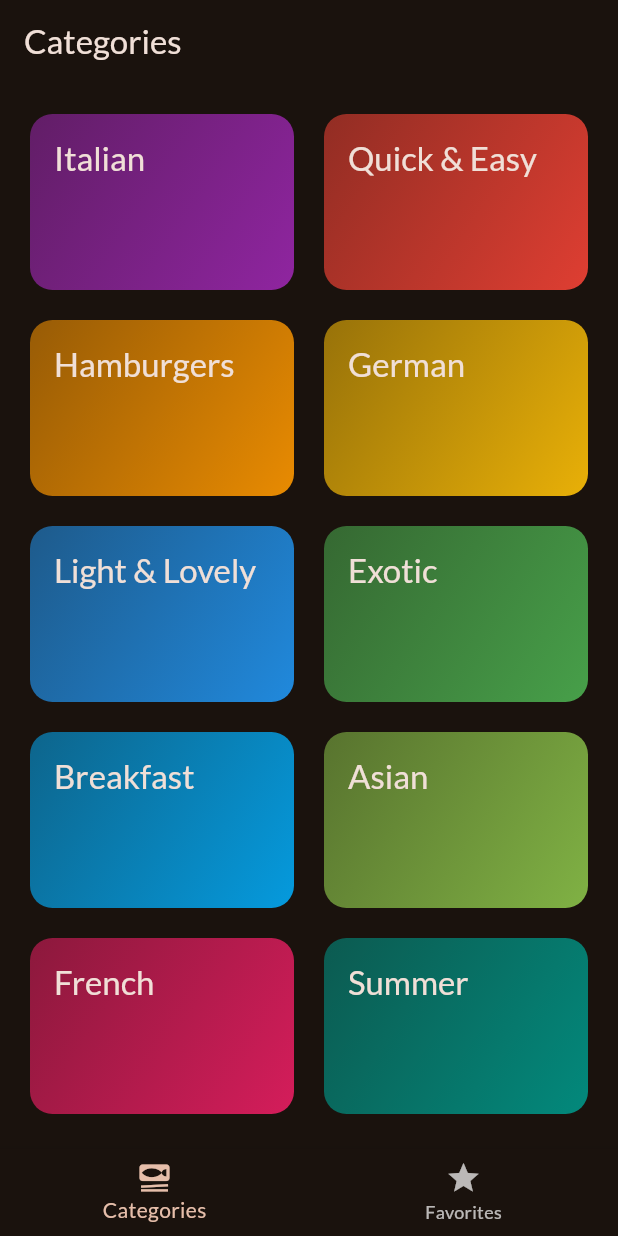
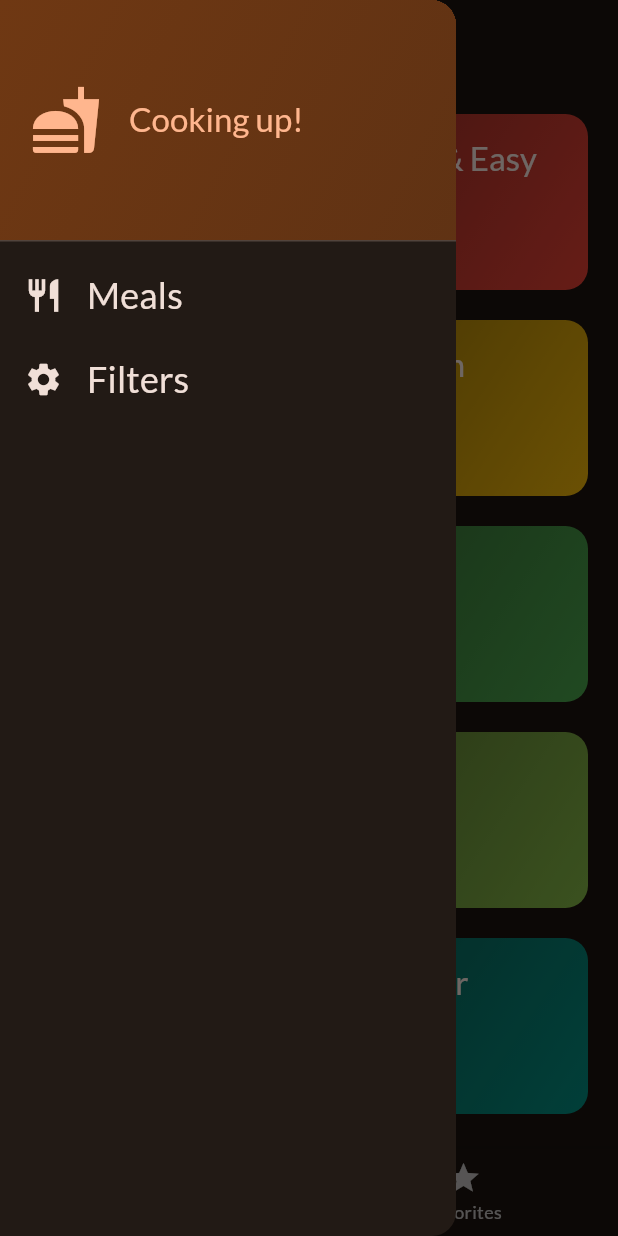
Before and after one commit to coehne/flutter_meals_app, a Flutter app: the screen it shows after launch, with the side drawer open (before the commit the screen has no drawer), on a phone screen of 412 x 824 dp. Run offline on Flutter 3.47's test engine with Material 3 defaults, Android fonts, the phone set to English and light mode, and no system bars; our stand-ins replace google_fonts, transparent_image.

```diff
--- a/lib/screens/categories.dart
+++ b/lib/screens/categories.dart
@@ -11,16 +11,18 @@ class CategoriesScreen extends StatelessWidget {
   const CategoriesScreen({
     super.key,
     required this.onToggleFavorite,
+    required this.availableMeals,
   });
 
   final void Function(Meal meal) onToggleFavorite;
+  final List<Meal> availableMeals;
 
   void _selectCategory(BuildContext context, Category category) {
     Navigator.of(context).push(MaterialPageRoute(
         builder: (ctx) => MealsScreen(
             onToggleFavorite: onToggleFavorite,
             title: category.title,
-            meals: dummyMeals
+            meals: availableMeals
                 .where((meal) => meal.categories.contains(category.id))
                 .toList())));
   }
--- a/lib/screens/tabs.dart
+++ b/lib/screens/tabs.dart
@@ -1,7 +1,10 @@
 import 'package:flutter/material.dart';
+import 'package:flutter_meals_app/data/dummy_data.dart';
 import 'package:flutter_meals_app/models/meal.dart';
 import 'package:flutter_meals_app/screens/categories.dart';
+import 'package:flutter_meals_app/screens/filters.dart';
 import 'package:flutter_meals_app/screens/meals.dart';
+import 'package:flutter_meals_app/widgets/main_drawer.dart';
 
 class TabsScreen extends StatefulWidget {
   const TabsScreen({super.key});
@@ -12,8 +15,13 @@ class TabsScreen extends StatefulWidget {
 
 class _TabsScreenState extends State<TabsScreen> {
   int _selectedPageIndex = 0;
-
   final List<Meal> _favoriteMeals = [];
+  var _selectedFilters = {
+    Filter.glutenFree: false,
+    Filter.lactoseFree: false,
+    Filter.vegetarian: false,
+    Filter.vegan: false,
+  };
 
   void _showInfoMessage(String message) {
     ScaffoldMessenger.of(context).clearSnackBars();
@@ -41,10 +49,45 @@ class _TabsScreenState extends State<TabsScreen> {
     });
   }
 
+  void _setScreen(String identifier) async {
+    if (identifier == "filters") {
+      // Close the drawer
+      Navigator.of(context).pop();
+      final result =
+          await Navigator.of(context).push<Map<Filter, bool>>(MaterialPageRoute(
+              builder: (ctx) => FiltersScreen(
+                    currentFilters: _selectedFilters,
+                  )));
+
+      setState(() {
+        _selectedFilters = result ?? _selectedFilters;
+      });
+    } else {
+      Navigator.of(context).pop();
+    }
+  }
+
   @override
   Widget build(BuildContext context) {
-    Widget activePage =
-        CategoriesScreen(onToggleFavorite: _toggleMealFavoriteStatus);
+    final availableMeals = dummyMeals.where((meal) {
+      if (_selectedFilters[Filter.glutenFree]! && !meal.isGlutenFree) {
+        return false;
+      }
+      if (_selectedFilters[Filter.lactoseFree]! && !meal.isLactoseFree) {
+        return false;
+      }
+      if (_selectedFilters[Filter.vegetarian]! && !meal.isVegetarian) {
+        return false;
+      }
+      if (_selectedFilters[Filter.vegan]! && !meal.isVegan) {
+        return false;
+      }
+      return true;
+    }).toList();
+
+    Widget activePage = CategoriesScreen(
+        onToggleFavorite: _toggleMealFavoriteStatus,
+        availableMeals: availableMeals);
     var activePageTitle = "Categories";
     if (_selectedPageIndex == 1) {
       activePageTitle = "Favorites";
@@ -55,6 +98,9 @@ class _TabsScreenState extends State<TabsScreen> {
     }
     return Scaffold(
       appBar: AppBar(title: Text(activePageTitle)),
+      drawer: MainDrawer(
+        onSelectScreen: _setScreen,
+      ),
       body: activePage,
       bottomNavigationBar: BottomNavigationBar(
         currentIndex: _selectedPageIndex,
--- /dev/null
+++ b/lib/widgets/main_drawer.dart
@@ -0,0 +1,66 @@
+// ignore_for_file: public_member_api_docs, sort_constructors_first
+import 'package:flutter/material.dart';
+
+class MainDrawer extends StatelessWidget {
+  const MainDrawer({
+    super.key,
+    required this.onSelectScreen,
+  });
+
+  final void Function(String identifier) onSelectScreen;
+
+  @override
+  Widget build(BuildContext context) {
+    return Drawer(
+        child: Column(
+      children: [
+        DrawerHeader(
+          padding: const EdgeInsets.all(20),
+          decoration: BoxDecoration(
+              gradient: LinearGradient(colors: [
+            Theme.of(context).colorScheme.primaryContainer,
+            Theme.of(context).colorScheme.primaryContainer.withOpacity(0.8)
+          ], begin: Alignment.topLeft, end: Alignment.bottomRight)),
+          child: Row(
+            children: [
+              Icon(Icons.fastfood,
+                  size: 48, color: Theme.of(context).colorScheme.primary),
+              const SizedBox(
+                width: 18,
+              ),
+              Text("Cooking up!",
+                  style: Theme.of(context)
+                      .textTheme
+                      .titleLarge!
+                      .copyWith(color: Theme.of(context).colorScheme.primary))
+            ],
+          ),
+        ),
+        ListTile(
+          leading: Icon(Icons.restaurant,
+              size: 26, color: Theme.of(context).colorScheme.onSurface),
+          title: Text(
+            "Meals",
+            style: Theme.of(context).textTheme.titleSmall!.copyWith(
+                color: Theme.of(context).colorScheme.onSurface, fontSize: 24),
+          ),
+          onTap: () {
+            onSelectScreen("meals");
+          },
+        ),
+        ListTile(
+          leading: Icon(Icons.settings,
+              size: 26, color: Theme.of(context).colorScheme.onSurface),
+          title: Text(
+            "Filters",
+            style: Theme.of(context).textTheme.titleSmall!.copyWith(
+                color: Theme.of(context).colorScheme.onSurface, fontSize: 24),
+          ),
+          onTap: () {
+            onSelectScreen("filters");
+          },
+        ),
+      ],
+    ));
+  }
+}
```
Also changed, not shown: lib/screens/filters.dart (added, +149 -0 lines).
